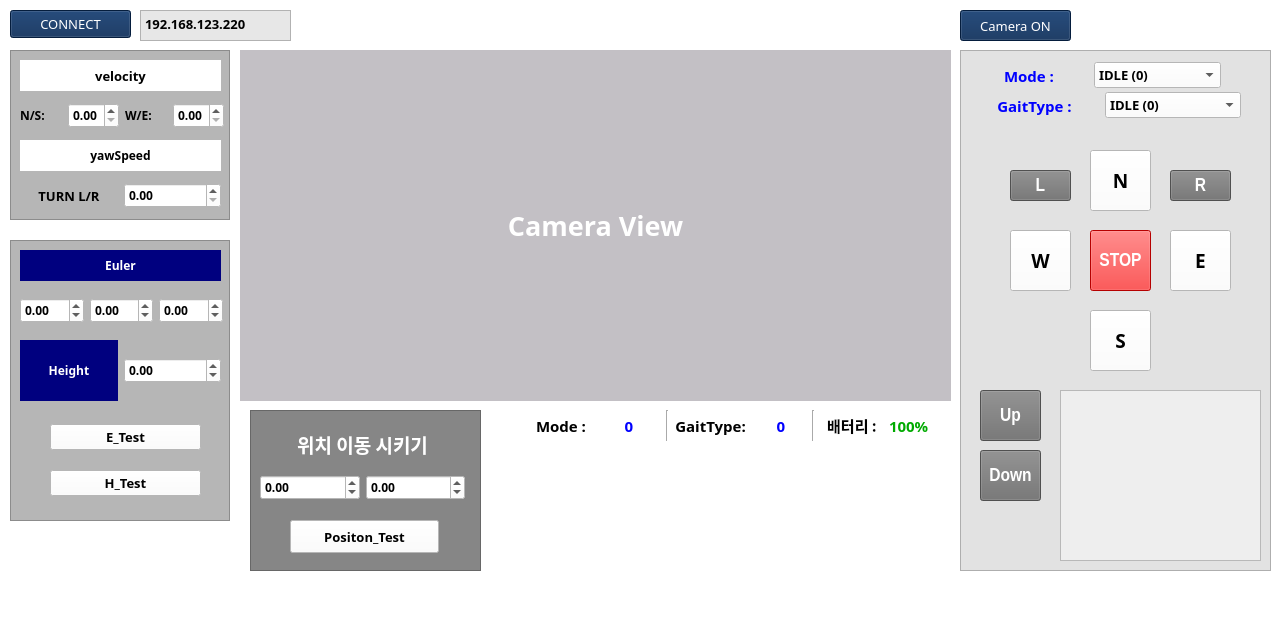
Qt form control_gui.ui (sohyeonAhn/unitree_rob_py) before a commit.
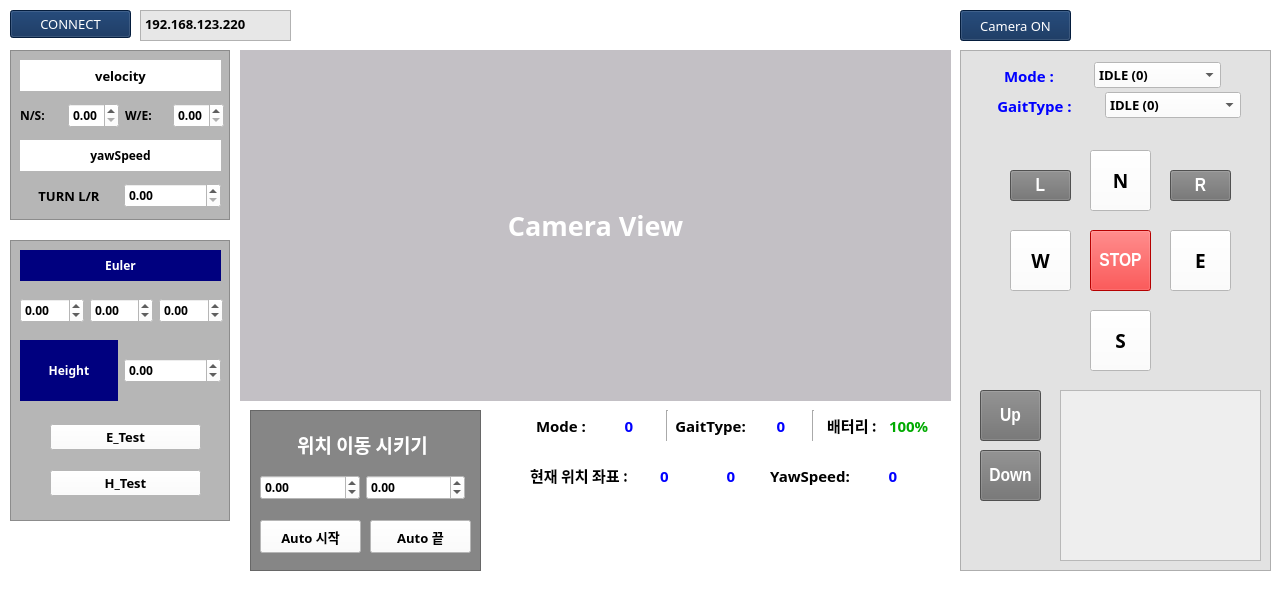
The same form after that commit.

Commit message: 좌표 이동 1차 완료(앞 기준)

Patch:
```diff
--- a/control_gui.ui
+++ b/control_gui.ui
@@ -6,8 +6,8 @@
    <rect>
     <x>0</x>
     <y>0</y>
-    <width>1275</width>
-    <height>623</height>
+    <width>1276</width>
+    <height>608</height>
    </rect>
   </property>
   <property name="windowTitle">
@@ -1175,9 +1175,9 @@
     <widget class="QPushButton" name="position_btn">
      <property name="geometry">
       <rect>
-       <x>40</x>
+       <x>10</x>
        <y>110</y>
-       <width>149</width>
+       <width>101</width>
        <height>33</height>
       </rect>
      </property>
@@ -1193,7 +1193,7 @@
       <string notr="true">background-color: rgb(255, 255, 255);</string>
      </property>
      <property name="text">
-      <string>Positon_Test</string>
+      <string>Auto 시작</string>
      </property>
     </widget>
     <widget class="QWidget" name="verticalLayoutWidget_2">
@@ -1281,6 +1281,153 @@
       </item>
      </layout>
     </widget>
+    <widget class="QPushButton" name="auto_end_position_btn">
+     <property name="geometry">
+      <rect>
+       <x>120</x>
+       <y>110</y>
+       <width>101</width>
+       <height>33</height>
+      </rect>
+     </property>
+     <property name="font">
+      <font>
+       <family>에스코어 드림 6 Bold</family>
+       <pointsize>10</pointsize>
+       <weight>75</weight>
+       <bold>true</bold>
+      </font>
+     </property>
+     <property name="styleSheet">
+      <string notr="true">background-color: rgb(255, 255, 255);</string>
+     </property>
+     <property name="text">
+      <string>Auto 끝</string>
+     </property>
+    </widget>
+   </widget>
+   <widget class="QWidget" name="horizontalLayoutWidget_3">
+    <property name="geometry">
+     <rect>
+      <x>530</x>
+      <y>460</y>
+      <width>231</width>
+      <height>31</height>
+     </rect>
+    </property>
+    <layout class="QHBoxLayout" name="horizontalLayout_8">
+     <item>
+      <widget class="QLabel" name="label_10">
+       <property name="font">
+        <font>
+         <family>에스코어 드림 6 Bold</family>
+         <pointsize>11</pointsize>
+         <weight>75</weight>
+         <bold>true</bold>
+        </font>
+       </property>
+       <property name="text">
+        <string>현재 위치 좌표 :</string>
+       </property>
+       <property name="alignment">
+        <set>Qt::AlignCenter</set>
+       </property>
+      </widget>
+     </item>
+     <item>
+      <widget class="QLabel" name="state_position_0_label">
+       <property name="font">
+        <font>
+         <family>에스코어 드림 6 Bold</family>
+         <pointsize>11</pointsize>
+         <weight>75</weight>
+         <bold>true</bold>
+        </font>
+       </property>
+       <property name="styleSheet">
+        <string notr="true">color: rgb(0, 0, 255);</string>
+       </property>
+       <property name="text">
+        <string>0</string>
+       </property>
+       <property name="alignment">
+        <set>Qt::AlignCenter</set>
+       </property>
+      </widget>
+     </item>
+     <item>
+      <widget class="QLabel" name="state_position_1_label">
+       <property name="font">
+        <font>
+         <family>에스코어 드림 6 Bold</family>
+         <pointsize>11</pointsize>
+         <weight>75</weight>
+         <bold>true</bold>
+        </font>
+       </property>
+       <property name="styleSheet">
+        <string notr="true">color: rgb(0, 0, 255);</string>
+       </property>
+       <property name="text">
+        <string>0</string>
+       </property>
+       <property name="alignment">
+        <set>Qt::AlignCenter</set>
+       </property>
+      </widget>
+     </item>
+    </layout>
+   </widget>
+   <widget class="QWidget" name="horizontalLayoutWidget_4">
+    <property name="geometry">
+     <rect>
+      <x>770</x>
+      <y>460</y>
+      <width>160</width>
+      <height>31</height>
+     </rect>
+    </property>
+    <layout class="QHBoxLayout" name="horizontalLayout_13">
+     <item>
+      <widget class="QLabel" name="label_11">
+       <property name="font">
+        <font>
+         <family>에스코어 드림 6 Bold</family>
+         <pointsize>11</pointsize>
+         <weight>75</weight>
+         <bold>true</bold>
+        </font>
+       </property>
+       <property name="text">
+        <string>YawSpeed:</string>
+       </property>
+       <property name="alignment">
+        <set>Qt::AlignCenter</set>
+       </property>
+      </widget>
+     </item>
+     <item>
+      <widget class="QLabel" name="yawspeed_value_label">
+       <property name="font">
+        <font>
+         <family>에스코어 드림 6 Bold</family>
+         <pointsize>11</pointsize>
+         <weight>75</weight>
+         <bold>true</bold>
+        </font>
+       </property>
+       <property name="styleSheet">
+        <string notr="true">color: rgb(0, 0, 255);</string>
+       </property>
+       <property name="text">
+        <string>0</string>
+       </property>
+       <property name="alignment">
+        <set>Qt::AlignCenter</set>
+       </property>
+      </widget>
+     </item>
+    </layout>
    </widget>
    <zorder>frame_2</zorder>
    <zorder>connect_btn</zorder>
```
Left out of the diff: 4 changed lines with no effect on the pictures. The commit also changes 8 other files.
